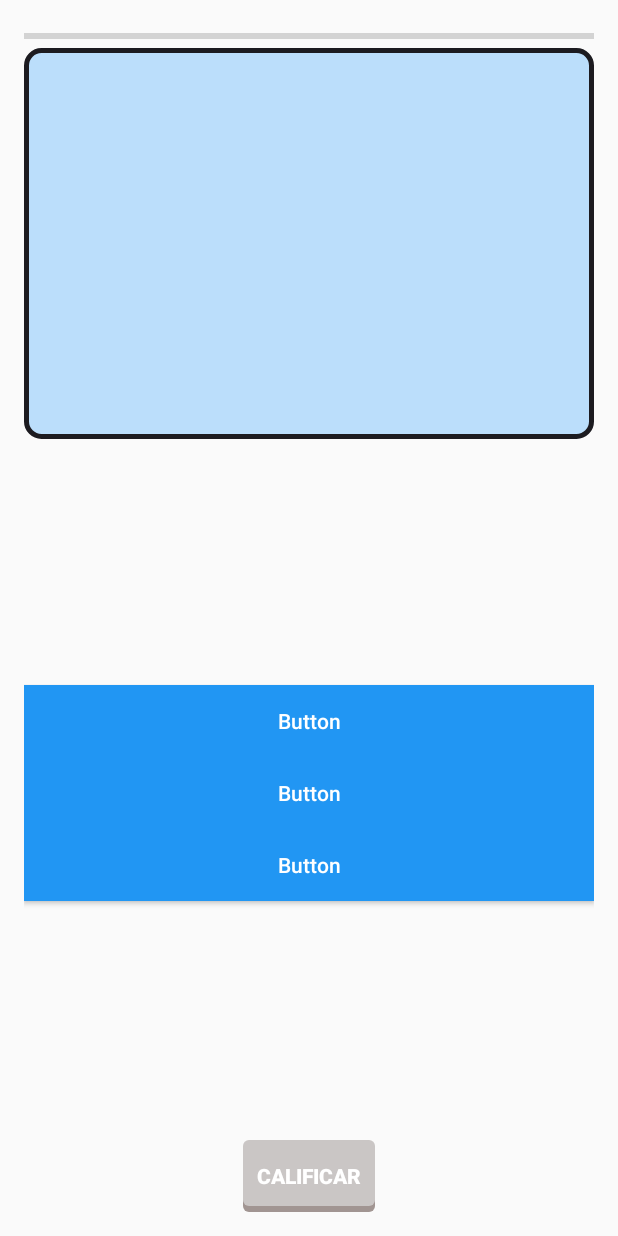
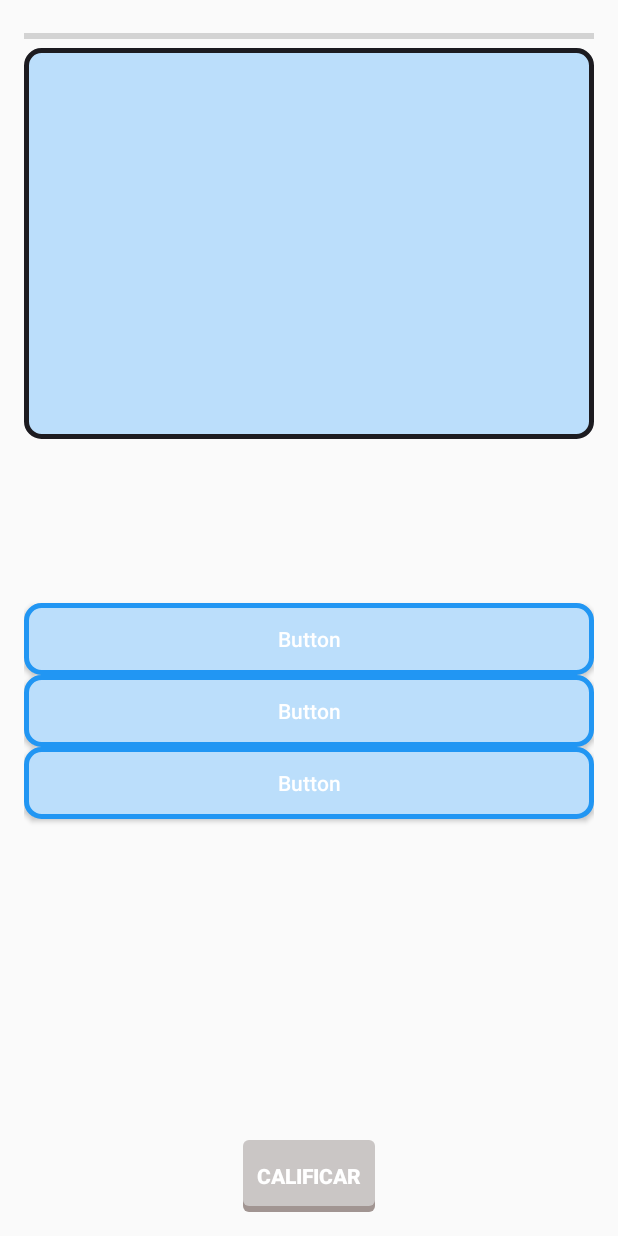
Before and after one commit to edward25nov/orthography, an Android app: the PlayContexto screen opened directly, with no data from a screen before it, on a phone screen of 412 x 824 dp. Run offline under Robolectric (Android 15) with nearby library versions, the phone set to English and light mode, and no system bars.

Commit message:
arreglado problema de selección de cualquier opcion en" juego selección.."

```diff
--- /dev/null
+++ b/app/src/main/res/drawable/boton_opcionesnormal.xml
@@ -0,0 +1,30 @@
+<?xml version="1.0" encoding="utf-8"?>
+<shape
+    xmlns:android="http://schemas.android.com/apk/res/android"
+    android:shape="rectangle">
+
+    <!-- view background color -->
+    <solid
+        android:color="#bbdefb" >
+    </solid>
+
+    <!-- view border color and width -->
+    <stroke
+        android:width="3dp"
+        android:color="#2196f3">
+    </stroke>
+
+    <!-- If you want to add some padding -->
+    <padding
+        android:left="4dp"
+        android:top="4dp"
+        android:right="4dp"
+        android:bottom="4dp"    >
+    </padding>
+
+    <!-- Here is the corner radius -->
+    <corners
+        android:radius="10dp"   >
+    </corners>
+
+</shape>
--- /dev/null
+++ b/app/src/main/res/drawable/boton_opcionseleccion.xml
@@ -0,0 +1,30 @@
+<?xml version="1.0" encoding="utf-8"?>
+<shape
+    xmlns:android="http://schemas.android.com/apk/res/android"
+    android:shape="rectangle">
+
+    <!-- view background color -->
+    <solid
+        android:color="#2196f3" >
+    </solid>
+
+    <!-- view border color and width -->
+    <stroke
+        android:width="3dp"
+        android:color="#1976d2">
+    </stroke>
+
+    <!-- If you want to add some padding -->
+    <padding
+        android:left="4dp"
+        android:top="4dp"
+        android:right="4dp"
+        android:bottom="4dp"    >
+    </padding>
+
+    <!-- Here is the corner radius -->
+    <corners
+        android:radius="10dp"   >
+    </corners>
+
+</shape>
--- a/app/src/main/res/layout/activity_play_contexto.xml
+++ b/app/src/main/res/layout/activity_play_contexto.xml
@@ -67,7 +67,7 @@
             android:orientation="vertical"
             android:layout_width="match_parent"
             android:layout_height="55dp"
-            android:layout_weight="0.22"
+            android:layout_weight="0.11"
             tools:ignore="UselessLeaf"></LinearLayout>
 
         <Button
@@ -78,7 +78,7 @@
             tools:ignore="HardcodedText"
             android:textColor="@color/blanco"
             android:textAllCaps="false"
-            android:background="@color/azul500" />
+            android:background="@drawable/boton_opcionesnormal" />
 
         <Button
             android:text="Button"
@@ -88,7 +88,7 @@
             tools:ignore="HardcodedText"
             android:textColor="@color/blanco"
             android:textAllCaps="false"
-            android:background="@color/azul500" />
+            android:background="@drawable/boton_opcionesnormal"/>
 
         <Button
             android:text="Button"
@@ -98,7 +98,7 @@
             tools:ignore="HardcodedText"
             android:textColor="@color/blanco"
             android:textAllCaps="false"
-            android:background="@color/azul500" />
+            android:background="@drawable/boton_opcionesnormal" />
 
     </LinearLayout>
 
```
Also changed, not shown: app/src/main/java/com/example/edward/orthography/PlayContexto.java (+133 -41 lines), app/src/main/java/com/example/edward/orthography/PlaySeleccion.java (+43 -37 lines), 45 other files.
